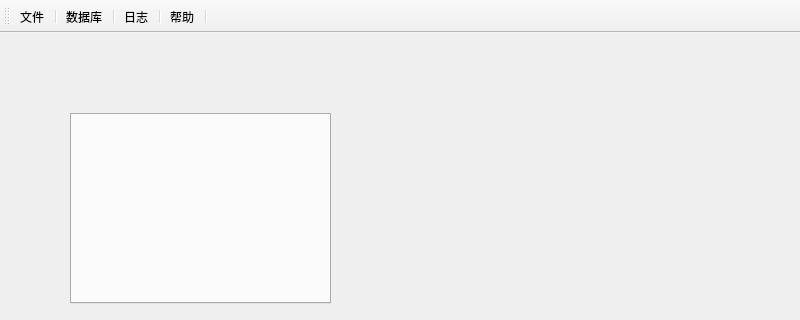
First picture: the form in hdpe_set/mainwindow.ui, repository zhahaobing/hdpe_setdate, before the edit; both pictures show x 0 to 800 and y 0 to 320 of the 800 by 600 pixel window.
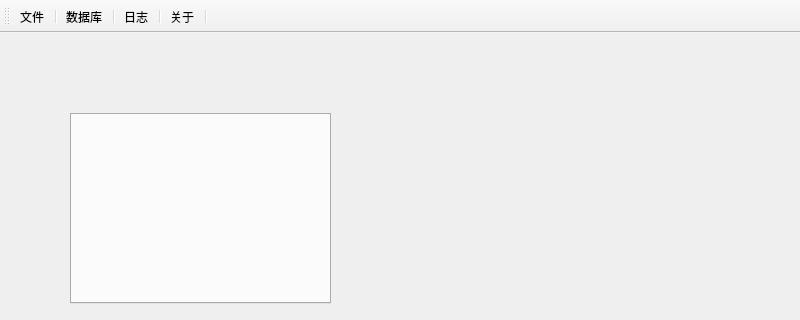
Second picture: the form after the edit. Icons and pictures are not drawn.

Commit message: （1）关于按钮的添加。

The edit to the form file:
```diff
--- a/hdpe_set/mainwindow.ui
+++ b/hdpe_set/mainwindow.ui
@@ -102,7 +102,7 @@
   </action>
   <action name="action_help">
    <property name="text">
-    <string>帮助</string>
+    <string>关于</string>
    </property>
    <property name="toolTip">
     <string>帮助</string>
```
The commit also changes 3 other files.
